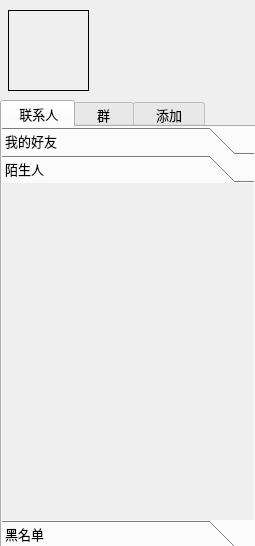
Qt form mainwindow.ui (jjzhang166/NoCoChat) before a commit.
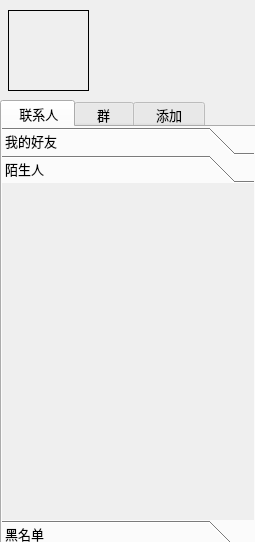
The same form after that commit. The open tabs and pages were chosen to show the change. Icons and pictures are not drawn.

Patch:
```diff
--- a/mainwindow.ui
+++ b/mainwindow.ui
@@ -10,7 +10,7 @@
     <x>0</x>
     <y>0</y>
     <width>255</width>
-    <height>546</height>
+    <height>542</height>
    </rect>
   </property>
   <property name="windowTitle">
```
Left out of the diff: 12 changed lines with no effect on the pictures.
